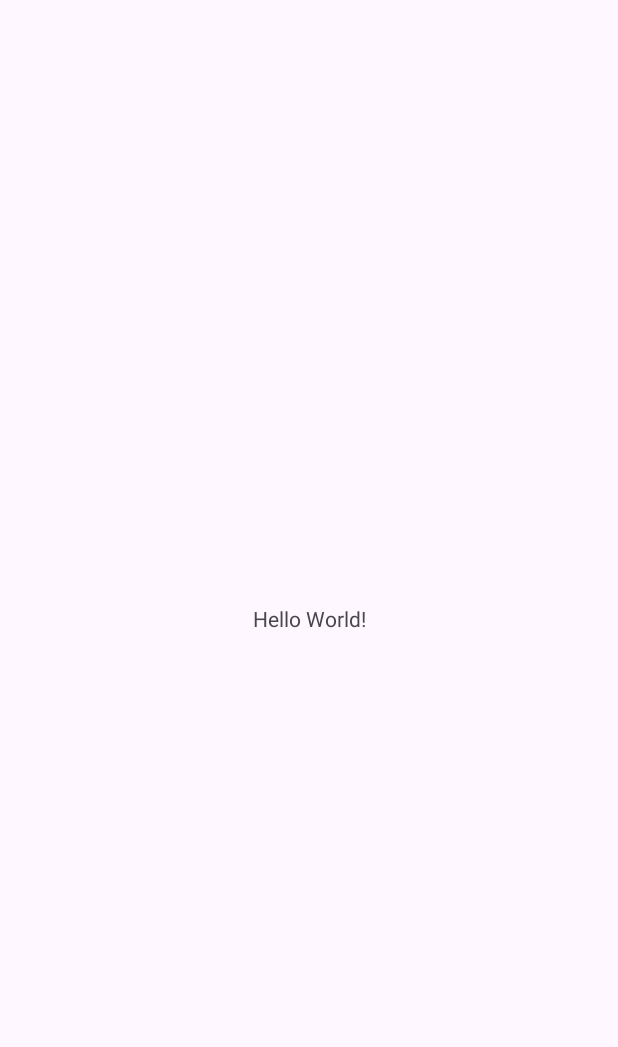
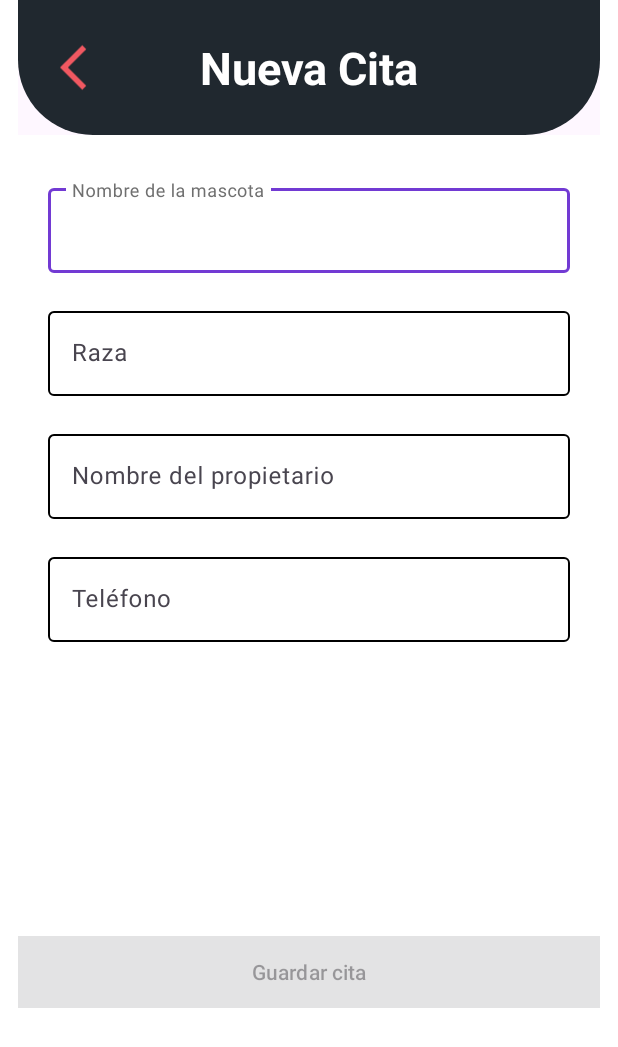
Before and after one commit to lauubetancourt/equipoDieciseis, an Android app: the screen it shows after launch (MainActivity), on a phone screen of 412 x 824 dp. Before the commit the part shown is almost empty. Shown: the top 1047 px of the screen. Run offline under Robolectric (Android 15) with nearby library versions, the phone set to English and light mode, and no system bars; our stand-ins replace data binding.

Commit message:
toolbar and formulary design

```diff
--- a/app/src/main/java/com/example/miniproyecto_i/view/MainActivity.kt
+++ b/app/src/main/java/com/example/miniproyecto_i/view/MainActivity.kt
@@ -10,12 +10,6 @@ import com.example.miniproyecto_i.R
 class MainActivity : AppCompatActivity() {
     override fun onCreate(savedInstanceState: Bundle?) {
         super.onCreate(savedInstanceState)
-        enableEdgeToEdge()
         setContentView(R.layout.activity_main)
-        ViewCompat.setOnApplyWindowInsetsListener(findViewById(R.id.main)) { v, insets ->
-            val systemBars = insets.getInsets(WindowInsetsCompat.Type.systemBars())
-            v.setPadding(systemBars.left, systemBars.top, systemBars.right, systemBars.bottom)
-            insets
-        }
     }
 }
--- /dev/null
+++ b/app/src/main/java/com/example/miniproyecto_i/view/fragment/AddAppointmentFragment.kt
@@ -0,0 +1,29 @@
+package com.example.miniproyecto_i.view.fragment
+
+import android.os.Bundle
+import androidx.fragment.app.Fragment
+import android.view.LayoutInflater
+import android.view.View
+import android.view.ViewGroup
+import com.example.miniproyecto_i.R
+import com.example.miniproyecto_i.databinding.FragmentAddAppointmentBinding
+
+class AddAppointmentFragment : Fragment() {
+    private lateinit var binding: FragmentAddAppointmentBinding
+
+    override fun onCreateView(
+        inflater: LayoutInflater, container: ViewGroup?,
+        savedInstanceState: Bundle?
+    ): View? {
+        binding = FragmentAddAppointmentBinding.inflate(inflater)
+        binding.lifecycleOwner = this
+        setupToolBar()
+        return binding.root
+    }
+
+    private fun setupToolBar() {
+        val toolBar = binding.contentToolbar.toolbar
+        val toolBarTitle = binding.contentToolbar.toolbarTitle
+        toolBarTitle.text = "Nueva Cita"
+    }
+}
--- /dev/null
+++ b/app/src/main/res/color/outlined_box_stroke_color.xml
@@ -0,0 +1,7 @@
+<?xml version="1.0" encoding="utf-8"?>
+<selector xmlns:android="http://schemas.android.com/apk/res/android">
+    <!-- Color cuando tiene focus -->
+    <item android:color="@color/purple" android:state_focused="true" />
+    <!-- Color por defecto -->
+    <item android:color="@color/black" />
+</selector>
--- /dev/null
+++ b/app/src/main/res/drawable/background_toolbar.xml
@@ -0,0 +1,7 @@
+<?xml version="1.0" encoding="utf-8"?>
+<shape xmlns:android="http://schemas.android.com/apk/res/android">
+    <solid android:color="#20282f" />
+    <corners
+        android:bottomLeftRadius="50dp"
+        android:bottomRightRadius="50dp" />
+</shape>
--- /dev/null
+++ b/app/src/main/res/drawable/ic_back_arrow.xml
@@ -0,0 +1,5 @@
+<vector xmlns:android="http://schemas.android.com/apk/res/android" android:autoMirrored="true" android:height="24dp" android:tint="#F05861" android:viewportHeight="24" android:viewportWidth="24" android:width="24dp">
+
+    <path android:fillColor="@android:color/white" android:pathData="M11.67,3.87L9.9,2.1 0,12l9.9,9.9 1.77,-1.77L3.54,12z"/>
+
+</vector>
--- a/app/src/main/res/layout/activity_main.xml
+++ b/app/src/main/res/layout/activity_main.xml
@@ -1,19 +1,24 @@
 <?xml version="1.0" encoding="utf-8"?>
-<androidx.constraintlayout.widget.ConstraintLayout xmlns:android="http://schemas.android.com/apk/res/android"
+<androidx.constraintlayout.widget.ConstraintLayout
+    xmlns:android="http://schemas.android.com/apk/res/android"
     xmlns:app="http://schemas.android.com/apk/res-auto"
     xmlns:tools="http://schemas.android.com/tools"
-    android:id="@+id/main"
     android:layout_width="match_parent"
     android:layout_height="match_parent"
     tools:context=".view.MainActivity">
 
-    <TextView
-        android:layout_width="wrap_content"
-        android:layout_height="wrap_content"
-        android:text="Hello World!"
-        app:layout_constraintBottom_toBottomOf="parent"
-        app:layout_constraintEnd_toEndOf="parent"
-        app:layout_constraintStart_toStartOf="parent"
-        app:layout_constraintTop_toTopOf="parent" />
+   <androidx.fragment.app.FragmentContainerView
+       android:id="@+id/navigationContainer"
+       android:name="androidx.navigation.fragment.NavHostFragment"
+       android:layout_width="match_parent"
+       android:layout_height="match_parent"
+       app:defaultNavHost="true"
+       app:navGraph="@navigation/navigation_graph"
+       app:layout_constraintBottom_toBottomOf="parent"
+       app:layout_constraintEnd_toEndOf="parent"
+       app:layout_constraintStart_toStartOf="parent"
+       app:layout_constraintTop_toTopOf="parent"
+       />
+
 
 </androidx.constraintlayout.widget.ConstraintLayout>
--- /dev/null
+++ b/app/src/main/res/layout/appointment_formulary.xml
@@ -0,0 +1,100 @@
+<?xml version="1.0" encoding="utf-8"?>
+<androidx.constraintlayout.widget.ConstraintLayout xmlns:android="http://schemas.android.com/apk/res/android"
+    xmlns:app="http://schemas.android.com/apk/res-auto"
+    android:layout_width="match_parent"
+    android:layout_height="match_parent"
+    android:padding="20dp">
+
+    <com.google.android.material.textfield.TextInputLayout
+        android:id="@+id/textInputLayoutPetName"
+        style="@style/Widget.Material3.TextInputLayout.OutlinedBox"
+        android:layout_width="match_parent"
+        android:layout_height="wrap_content"
+        android:hint="Nombre de la mascota"
+        app:hintTextColor="@color/gray"
+        app:boxBackgroundMode="outline"
+        app:boxStrokeColor="@color/outlined_box_stroke_color"
+        app:boxStrokeWidthFocused="2dp"
+        android:layout_marginTop="100dp"
+        app:layout_constraintEnd_toEndOf="parent"
+        app:layout_constraintStart_toStartOf="parent"
+        app:layout_constraintTop_toTopOf="parent">
+
+        <com.google.android.material.textfield.TextInputEditText
+            android:id="@+id/etPetName"
+            android:layout_width="match_parent"
+            android:layout_height="wrap_content"
+            android:inputType="text"
+            android:maxLength="15" />
+    </com.google.android.material.textfield.TextInputLayout>
+
+    <com.google.android.material.textfield.TextInputLayout
+        android:id="@+id/textInputLayoutBreed"
+        style="@style/Widget.Material3.TextInputLayout.OutlinedBox"
+        android:layout_width="match_parent"
+        android:layout_height="wrap_content"
+        android:hint="Raza"
+        app:hintTextColor="@color/gray"
+        app:boxBackgroundMode="outline"
+        app:boxStrokeColor="@color/outlined_box_stroke_color"
+        app:boxStrokeWidthFocused="2dp"
+        android:layout_marginTop="20dp"
+        app:layout_constraintTop_toBottomOf="@+id/textInputLayoutPetName"
+        app:layout_constraintStart_toStartOf="parent"
+        app:layout_constraintEnd_toEndOf="parent">
+
+        <com.google.android.material.textfield.TextInputEditText
+            android:id="@+id/etBreed"
+            android:layout_width="match_parent"
+            android:layout_height="wrap_content"
+            android:inputType="text"
+            android:maxLength="15" />
+    </com.google.android.material.textfield.TextInputLayout>
+
+    <com.google.android.material.textfield.TextInputLayout
+        android:id="@+id/textInputLayoutOwnerName"
+        style="@style/Widget.Material3.TextInputLayout.OutlinedBox"
+        android:layout_width="match_parent"
+        android:layout_height="wrap_content"
+        android:hint="Nombre del propietario"
+        app:hintTextColor="@color/gray"
+        app:boxBackgroundMode="outline"
+        app:boxStrokeColor="@color/outlined_box_stroke_color"
+        app:boxStrokeWidthFocused="2dp"
+        android:layout_marginTop="20dp"
+        app:layout_constraintTop_toBottomOf="@+id/textInputLayoutBreed"
+        app:layout_constraintStart_toStartOf="parent"
+        app:layout_constraintEnd_toEndOf="parent">
+
+        <com.google.android.material.textfield.TextInputEditText
+            android:id="@+id/etOwnerName"
+            android:layout_width="match_parent"
+            android:layout_height="wrap_content"
+            android:inputType="text"
+            android:maxLength="30" />
+    </com.google.android.material.textfield.TextInputLayout>
+
+    <com.google.android.material.textfield.TextInputLayout
+        android:id="@+id/textInputLayoutOwnerPhone"
+        style="@style/Widget.Material3.TextInputLayout.OutlinedBox"
+        android:layout_width="match_parent"
+        android:layout_height="wrap_content"
+        android:hint="Teléfono"
+        app:hintTextColor="@color/gray"
+        app:boxBackgroundMode="outline"
+        app:boxStrokeColor="@color/outlined_box_stroke_color"
+        app:boxStrokeWidthFocused="2dp"
+        android:layout_marginTop="20dp"
+        app:layout_constraintTop_toBottomOf="@+id/textInputLayoutOwnerName"
+        app:layout_constraintStart_toStartOf="parent"
+        app:layout_constraintEnd_toEndOf="parent">
+
+        <com.google.android.material.textfield.TextInputEditText
+            android:id="@+id/etOwnerPhone"
+            android:layout_width="match_parent"
+            android:layout_height="wrap_content"
+            android:inputType="phone"
+            android:maxLength="10" />
+    </com.google.android.material.textfield.TextInputLayout>
+
+</androidx.constraintlayout.widget.ConstraintLayout>
--- /dev/null
+++ b/app/src/main/res/layout/fragment_add_appointment.xml
@@ -0,0 +1,40 @@
+<?xml version="1.0" encoding="utf-8"?>
+<layout xmlns:android="http://schemas.android.com/apk/res/android"
+    xmlns:tools="http://schemas.android.com/tools"
+    xmlns:app="http://schemas.android.com/apk/res-auto">
+
+    <data></data>
+
+    <androidx.constraintlayout.widget.ConstraintLayout
+        android:layout_width="match_parent"
+        android:layout_height="match_parent"
+        android:background="@color/white"
+        android:paddingLeft="12dp"
+        android:paddingRight="12dp"
+        tools:context=".view.fragment.AddAppointmentFragment">
+
+        <include
+            android:id="@+id/contentToolbar"
+            layout="@layout/toolbar" />
+
+        <include
+            android:id="@+id/formulary"
+            layout="@layout/appointment_formulary"
+            app:layout_constraintTop_toBottomOf="@+id/contentToolbar"
+            />
+
+        <Button
+            android:id="@+id/btnSave"
+            android:layout_width="match_parent"
+            android:layout_height="wrap_content"
+            android:background="#F05861"
+            android:layout_marginTop="-200dp"
+            android:text="Guardar cita"
+            android:enabled="false"
+            app:layout_constraintTop_toBottomOf="parent"
+            app:layout_constraintStart_toStartOf="parent"
+            app:layout_constraintEnd_toEndOf="parent"/>
+
+    </androidx.constraintlayout.widget.ConstraintLayout>
+
+</layout>
--- /dev/null
+++ b/app/src/main/res/layout/toolbar.xml
@@ -0,0 +1,48 @@
+<layout xmlns:android="http://schemas.android.com/apk/res/android"
+    xmlns:app="http://schemas.android.com/apk/res-auto"
+    xmlns:tools="http://schemas.android.com/tools">
+
+    <androidx.coordinatorlayout.widget.CoordinatorLayout
+        android:layout_width="match_parent"
+        android:layout_height="wrap_content"
+        tools:context=".MainActivity">
+
+        <com.google.android.material.appbar.AppBarLayout
+            android:layout_width="match_parent"
+            android:layout_height="wrap_content">
+
+            <androidx.appcompat.widget.Toolbar
+                android:id="@+id/toolbar"
+                android:layout_width="match_parent"
+                android:layout_height="90dp"
+                android:padding="12dp"
+                android:background="@drawable/background_toolbar">
+
+                <ImageView
+                    android:id="@+id/back_button"
+                    android:layout_width="60dp"
+                    android:layout_height="match_parent"
+                    android:src="@drawable/ic_back_arrow"
+                    android:layout_gravity="start"
+                    android:padding="12dp"
+                    android:clickable="true"
+                    android:focusable="true" />
+
+
+                <TextView
+                    android:id="@+id/toolbar_title"
+                    android:layout_width="wrap_content"
+                    android:layout_height="wrap_content"
+                    android:layout_gravity="center"
+                    android:gravity="center"
+                    android:text="My app"
+                    android:textColor="@color/white"
+                    android:textStyle="bold"
+                    android:textSize="30sp" />
+
+            </androidx.appcompat.widget.Toolbar>
+
+        </com.google.android.material.appbar.AppBarLayout>
+
+    </androidx.coordinatorlayout.widget.CoordinatorLayout>
+</layout>
--- /dev/null
+++ b/app/src/main/res/navigation/navigation_graph.xml
@@ -0,0 +1,13 @@
+<?xml version="1.0" encoding="utf-8"?>
+<navigation xmlns:android="http://schemas.android.com/apk/res/android"
+    xmlns:app="http://schemas.android.com/apk/res-auto"
+    xmlns:tools="http://schemas.android.com/tools"
+    android:id="@+id/navigation_graph"
+    app:startDestination="@id/addAppointmentFragment">
+
+    <fragment
+        android:id="@+id/addAppointmentFragment"
+        android:name="com.example.miniproyecto_i.view.fragment.AddAppointmentFragment"
+        android:label="AddAppointmentFragment"
+        tools:layout="@layout/fragment_add_appointment"/>
+</navigation>
--- a/app/src/main/res/values/colors.xml
+++ b/app/src/main/res/values/colors.xml
@@ -2,4 +2,7 @@
 <resources>
     <color name="black">#FF000000</color>
     <color name="white">#FFFFFFFF</color>
+    <color name="pink">#F05861</color>
+    <color name="gray">#6F6F6F</color>
+    <color name="purple">#723AD3</color>
 </resources>
--- a/app/src/main/res/values/strings.xml
+++ b/app/src/main/res/values/strings.xml
@@ -1,3 +1,5 @@
 <resources>
     <string name="app_name">MiniProyecto-I</string>
+    <!-- TODO: Remove or change this placeholder text -->
+    <string name="hello_blank_fragment">Hello blank fragment</string>
 </resources>
--- a/gradle/libs.versions.toml
+++ b/gradle/libs.versions.toml
@@ -9,6 +9,8 @@ appcompat = "1.7.0"
 material = "1.12.0"
 activity = "1.10.1"
 constraintlayout = "2.2.1"
+navigationFragmentKtx = "2.8.9"
+navigationUiKtx = "2.8.9"
 
 [libraries]
 androidx-core-ktx = { group = "androidx.core", name = "core-ktx", version.ref = "coreKtx" }
@@ -19,6 +21,8 @@ androidx-appcompat = { group = "androidx.appcompat", name = "appcompat", version
 material = { group = "com.google.android.material", name = "material", version.ref = "material" }
 androidx-activity = { group = "androidx.activity", name = "activity", version.ref = "activity" }
 androidx-constraintlayout = { group = "androidx.constraintlayout", name = "constraintlayout", version.ref = "constraintlayout" }
+androidx-navigation-fragment-ktx = { group = "androidx.navigation", name = "navigation-fragment-ktx", version.ref = "navigationFragmentKtx" }
+androidx-navigation-ui-ktx = { group = "androidx.navigation", name = "navigation-ui-ktx", version.ref = "navigationUiKtx" }
 
 [plugins]
 android-application = { id = "com.android.application", version.ref = "agp" }
```
Also changed, not shown: app/build.gradle.kts (+8 -0 lines).
